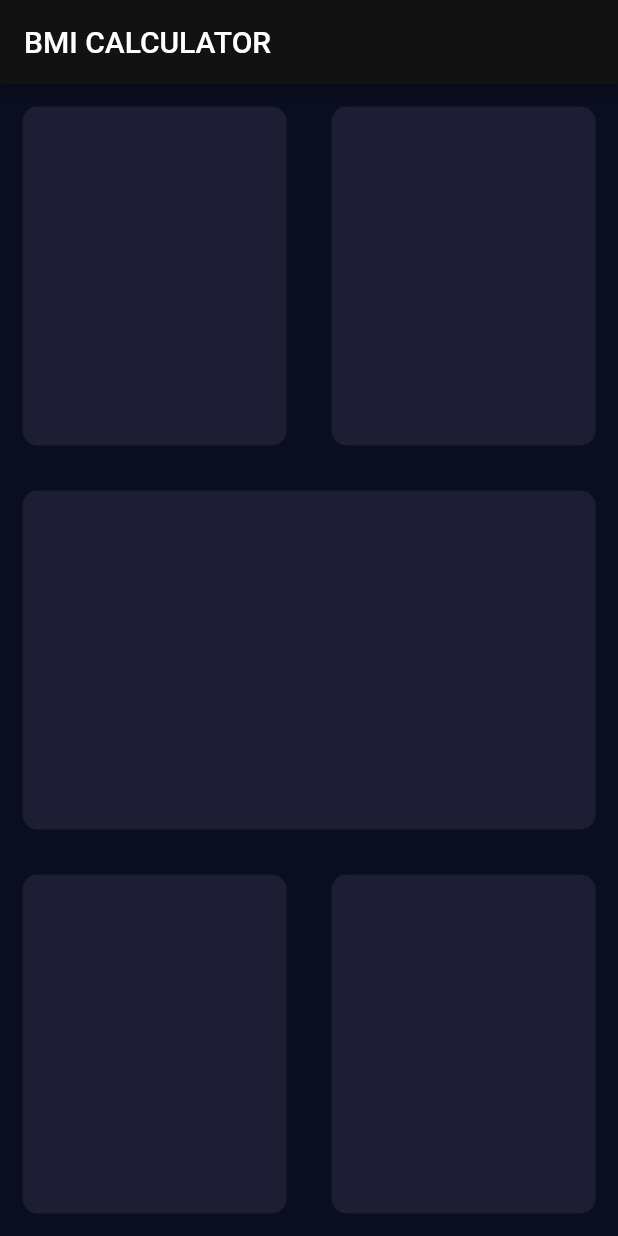
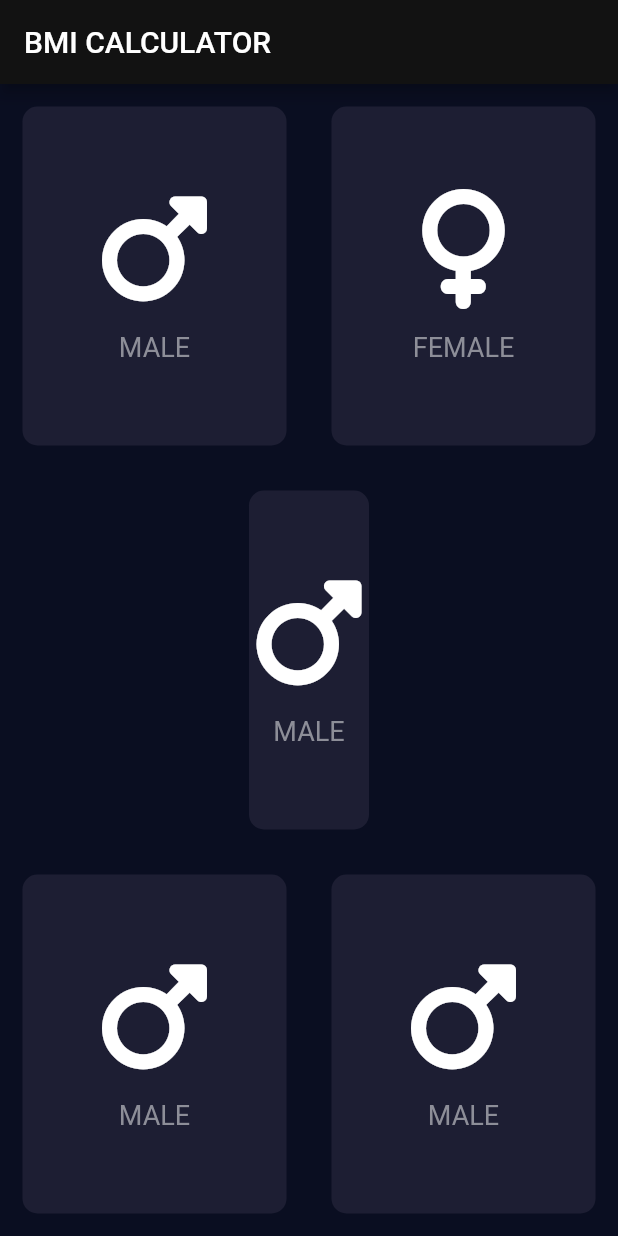
Before and after one commit to abdelrahman167565/BMI_calc_flutter, a Flutter app: the screen it shows after launch, on a phone screen of 412 x 824 dp. Run offline on Flutter 3.47's test engine with Material 2 defaults, Android fonts, the phone set to English and light mode, and no system bars; our stand-ins replace font_awesome_flutter.

Commit message:
icons refactoring

```diff
--- a/lib/input_page.dart
+++ b/lib/input_page.dart
@@ -1,4 +1,7 @@
+import 'dart:ui';
+
 import 'package:flutter/material.dart';
+import 'package:font_awesome_flutter/font_awesome_flutter.dart';
 
 class InputPage extends StatefulWidget {
   @override
@@ -17,23 +20,38 @@ class _InputPageState extends State<InputPage> {
             Expanded(
               child: Row(children: <Widget>[
                 Expanded(
-                  child: ReusableCard(col: Color(0XFF1D1E33),),
+                  child: ReusableCard(
+                    col: Color(0XFF1D1E33),
+                    cardChild:  IconContent(icon: FontAwesomeIcons.mars,gender: 'MALE',),
+
+                  ),
                 ),
                 Expanded(
-                  child: ReusableCard(col: Color(0XFF1D1E33),),
+                  child: ReusableCard(
+                    col: Color(0XFF1D1E33),
+                    cardChild: IconContent(icon: FontAwesomeIcons.venus,gender: 'FEMALE',),
+                  ),
                 ),
               ]),
             ),
             Expanded(
-              child: ReusableCard(col: Color(0XFF1D1E33),),
+              child: ReusableCard(
+                col: Color(0XFF1D1E33),
+                cardChild: IconContent(icon: FontAwesomeIcons.mars,gender: 'MALE',),
+              ),
             ),
             Expanded(
               child: Row(children: <Widget>[
                 Expanded(
-                  child: ReusableCard(col: Color(0XFF1D1E33),)
-                ),
+                    child: ReusableCard(
+                  col: Color(0XFF1D1E33),
+                      cardChild: IconContent(icon: FontAwesomeIcons.mars,gender: 'MALE',),
+                )),
                 Expanded(
-                  child: ReusableCard(col: Color(0XFF1D1E33),),
+                  child: ReusableCard(
+                    col: Color(0XFF1D1E33),
+                    cardChild: IconContent(icon: FontAwesomeIcons.mars,gender: 'MALE',),
+                  ),
                 ),
               ]),
             ),
@@ -48,13 +66,46 @@ class _InputPageState extends State<InputPage> {
   }
 }
 
+class IconContent extends StatelessWidget {
+  IconContent({required this.gender,required this.icon});
+  final IconData icon;
+  final String gender;
+
+
+  @override
+  Widget build(BuildContext context) {
+    return Column(
+      mainAxisAlignment: MainAxisAlignment.center,
+      children: <Widget>[
+        Icon(
+          icon,
+          size: 80.0,
+        ),
+        SizedBox(
+          height: 15.0,
+        ),
+        Text(
+          gender,
+          style: TextStyle(
+            fontSize: 18.0,
+            color: Color(0xFF8D8E98),
+          ),
+        ),
+      ],
+    );
+  }
+}
+
 class ReusableCard extends StatelessWidget {
-  Color col;
-  ReusableCard({required this.col});
+  ReusableCard({required this.col, required this.cardChild});
+
+  final Color col;
+  final Widget cardChild;
 
   @override
   Widget build(BuildContext context) {
     return Container(
+      child: cardChild,
       margin: EdgeInsets.all(15.0),
       decoration: BoxDecoration(
         color: col,
--- a/pubspec.yaml
+++ b/pubspec.yaml
@@ -34,6 +34,7 @@ dependencies:
   # The following adds the Cupertino Icons font to your application.
   # Use with the CupertinoIcons class for iOS style icons.
   cupertino_icons: ^1.0.2
+  font_awesome_flutter: ^10.1.0
 
 dev_dependencies:
   flutter_test:
```
Also changed, not shown: pubspec.lock.
